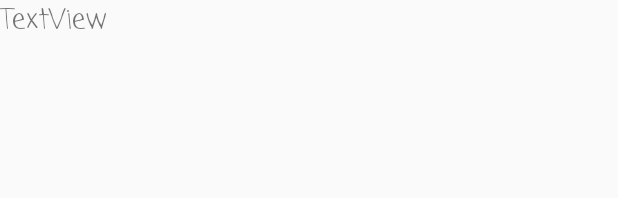
After one commit to albamig/SharedPlaylist, an Android app: the layout ayuda.xml on its own in the app's theme, with its tools: preview values and no code run, on a phone screen of 412 x 824 dp. The commit adds this screen. Shown: the top 198 px of the screen. Run offline under Robolectric (Android 15) with nearby library versions, the phone set to English and light mode, and no system bars.

Commit message:
Integrada actividad de Ayuda

```diff
--- a/app/src/main/AndroidManifest.xml
+++ b/app/src/main/AndroidManifest.xml
@@ -48,6 +48,7 @@
             android:theme="@android:style/Theme.Holo.Light.Dialog" />
 
         <activity android:name=".Features.YoutubeResultsActivity" />
+        <activity android:name=".Features.Help"/>
 
         <activity
             android:name=".Features.SplashScreenActivity"
--- /dev/null
+++ b/app/src/main/res/layout/ayuda.xml
@@ -0,0 +1,25 @@
+<?xml version="1.0" encoding="utf-8"?>
+<LinearLayout xmlns:android="http://schemas.android.com/apk/res/android"
+    android:layout_width="match_parent"
+    android:layout_height="match_parent">
+
+    <ScrollView
+        android:layout_width="match_parent"
+        android:layout_height="match_parent">
+
+        <LinearLayout
+            android:layout_width="match_parent"
+            android:layout_height="wrap_content"
+            android:orientation="vertical" >
+
+            <TextView
+                android:text="TextView"
+                android:layout_width="match_parent"
+                android:layout_height="match_parent"
+                android:id="@+id/ventana"
+                android:fontFamily="casual"
+                android:textSize="18sp" />
+        </LinearLayout>
+    </ScrollView>
+
+</LinearLayout>
```
Also changed, not shown: app/src/main/java/es/uva/mangostas/sharedplaylist/Features/Help.java (added, +43 -0 lines), app/src/main/java/es/uva/mangostas/sharedplaylist/MainActivity.java (+9 -1 lines), 1 other file.
